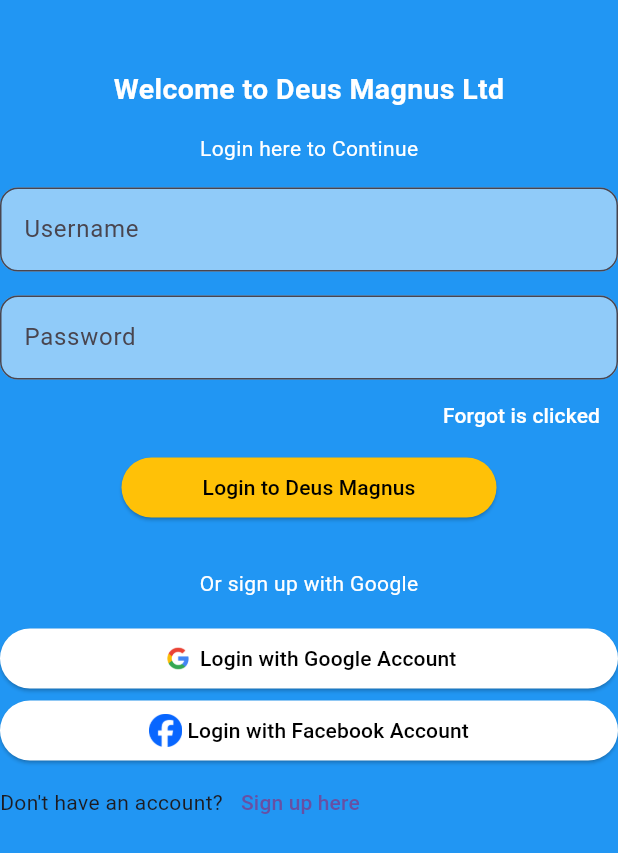
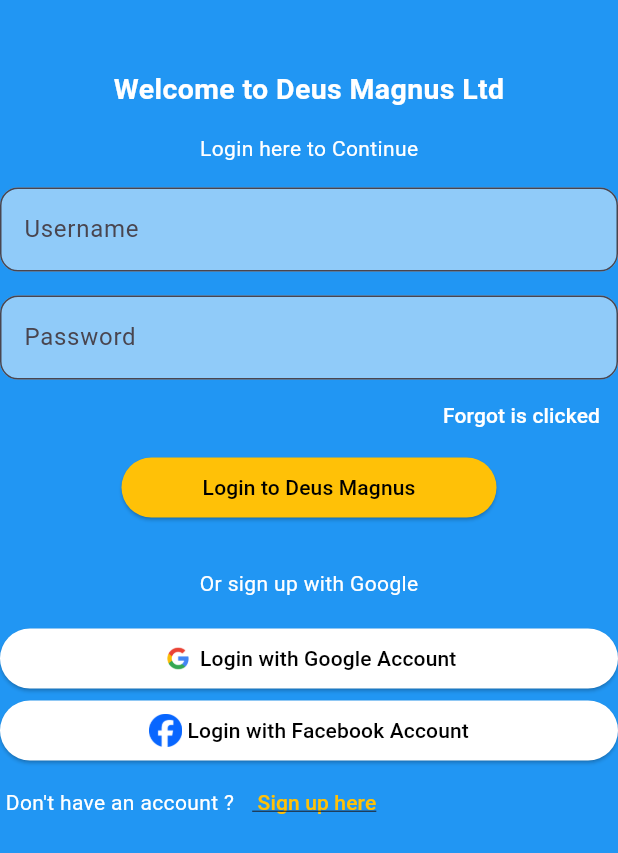
Before and after one commit to Senwin5/map_project, a Flutter app: the screen it shows after launch, on a phone screen of 412 x 824 dp. Shown: the top 853 px of the screen. Run offline on Flutter 3.47's test engine with Material 3 defaults, Android fonts, the phone set to English and light mode, and no system bars.

Commit message:
fift commit

```diff
--- a/lib/login_page.dart
+++ b/lib/login_page.dart
@@ -114,11 +114,23 @@ class LoginPage extends StatelessWidget {
               ],
             ),
           ),
-
           Row(
             children: [
-              Text("Don't have an account?"),
-              TextButton(onPressed: () {}, child: Text("Sign up here")),
+              Text(
+                " Don't have an account ?",
+                style: TextStyle(color: Colors.white),
+              ),
+              TextButton(
+                onPressed: () {},
+                style: TextButton.styleFrom(
+                  foregroundColor: Colors.amber,
+                  //backgroundColor: Colors.amber
+                ),
+                child: Text(
+                  " Sign up here",
+                  style: TextStyle(decoration: TextDecoration.underline),
+                ),
+              ),
             ],
           ),
         ],
```
